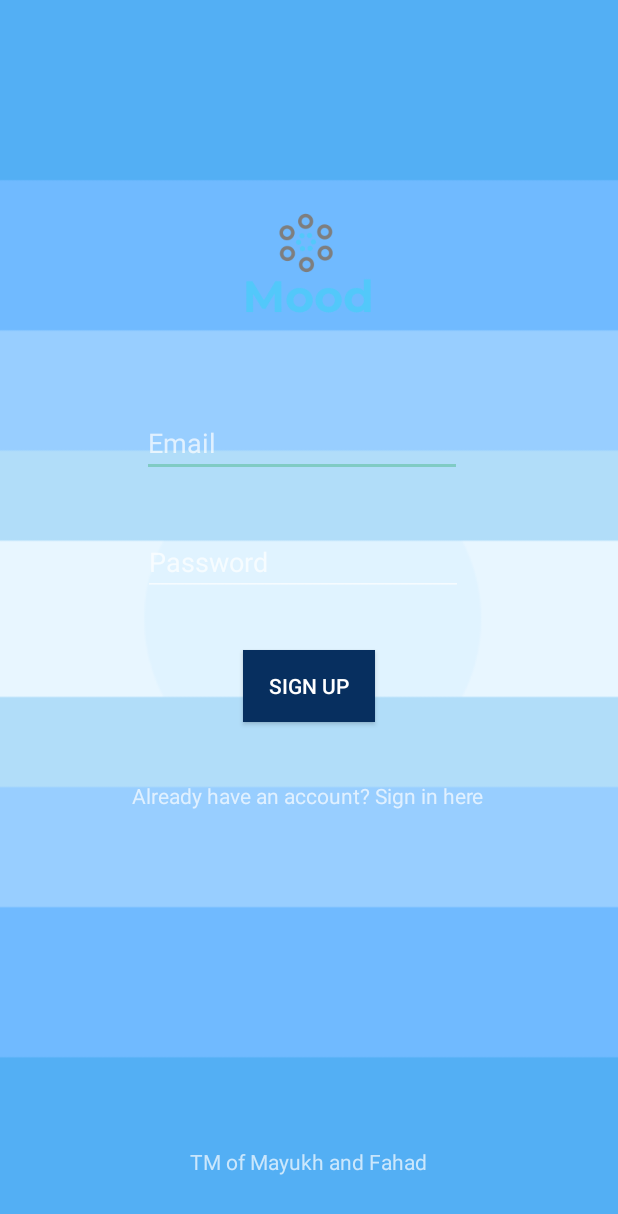
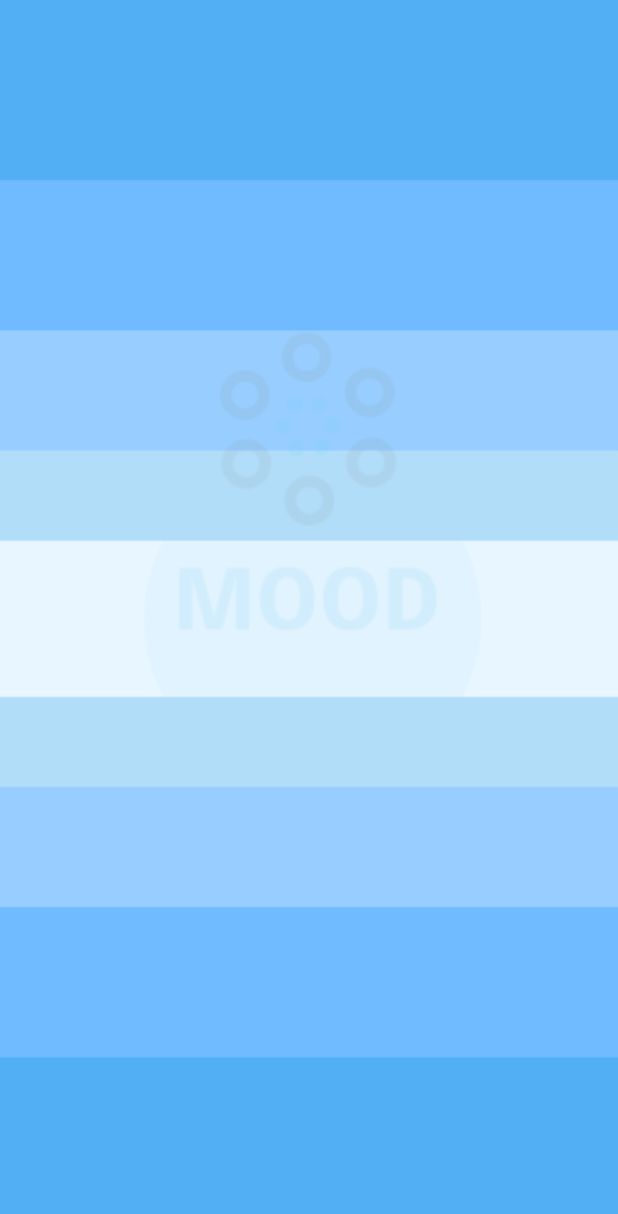
Before and after one commit to DJ-Striker/AccessDenied21, an Android app: the MainActivity screen opened directly, with no data from a screen before it, on a phone screen of 412 x 824 dp. Shown: the top 1214 px of the screen. Run offline under Robolectric (Android 15) with nearby library versions, the phone set to English and light mode, and no system bars.

Commit message:
fixed errors

```diff
--- a/app/src/main/AndroidManifest.xml
+++ b/app/src/main/AndroidManifest.xml
@@ -12,8 +12,10 @@
         <activity android:name=".ForgotPassword"></activity>
         <activity android:name=".HomeActivity" />
         <activity android:name=".ifhappy" />
+        <activity android:name=".sadmediummoodmain" />
         <activity android:name=".SignUp" />
         <activity android:name=".LoginActivity" />
+
         <activity android:name=".MainActivity">
             <intent-filter>
                 <action android:name="android.intent.action.MAIN" />
--- a/app/src/main/res/layout/activity_main.xml
+++ b/app/src/main/res/layout/activity_main.xml
@@ -3,101 +3,19 @@
     xmlns:app="http://schemas.android.com/apk/res-auto"
     xmlns:tools="http://schemas.android.com/tools"
     android:layout_width="match_parent"
+    android:layout_height="match_parent"
     android:background="@drawable/logo"
-    android:layout_height="match_parent"
     tools:context=".MainActivity">
 
-
-    <EditText
-        android:id="@+id/editTextTextEmailAddress"
-        android:layout_width="wrap_content"
-        android:layout_height="wrap_content"
-        android:layout_marginStart="97dp"
-        android:layout_marginLeft="97dp"
-        android:layout_marginTop="226dp"
-        android:layout_marginEnd="104dp"
-        android:layout_marginRight="104dp"
-        android:layout_marginBottom="460dp"
-        android:ems="10"
-        android:hint="Email"
-        android:inputType="textEmailAddress"
+    <ImageView
+        android:id="@+id/imageView9"
+        android:layout_width="252dp"
+        android:layout_height="298dp"
         app:layout_constraintBottom_toBottomOf="parent"
         app:layout_constraintEnd_toEndOf="parent"
-        app:layout_constraintHorizontal_bias="1.0"
-        app:layout_constraintStart_toStartOf="parent"
-        app:layout_constraintTop_toTopOf="parent" />
-
-    <EditText
-        android:id="@+id/editTextTextPassword"
-        android:layout_width="wrap_content"
-        android:layout_height="wrap_content"
-        android:layout_marginStart="98dp"
-        android:layout_marginLeft="98dp"
-        android:layout_marginTop="11dp"
-        android:layout_marginEnd="103dp"
-        android:layout_marginRight="103dp"
-        android:layout_marginBottom="404dp"
-        android:ems="10"
-        android:hint="Password"
-        android:inputType="textPassword"
-        app:layout_constraintBottom_toBottomOf="parent"
-        app:layout_constraintEnd_toEndOf="parent"
-        app:layout_constraintHorizontal_bias="1.0"
-        app:layout_constraintStart_toStartOf="parent"
-        app:layout_constraintTop_toBottomOf="@+id/editTextTextEmailAddress" />
-
-    <TextView
-        android:id="@+id/textView"
-        android:layout_width="wrap_content"
-        android:layout_height="wrap_content"
-        android:layout_marginBottom="284dp"
-        android:text="Already have an account? Sign in here"
-        app:layout_constraintBottom_toBottomOf="parent"
-        app:layout_constraintEnd_toEndOf="parent"
-        app:layout_constraintHorizontal_bias="0.497"
-        app:layout_constraintStart_toStartOf="parent" />
-
-    <Button
-        android:id="@+id/button"
-        android:layout_width="wrap_content"
-        android:layout_height="wrap_content"
-        android:background="#E8F6FF"
-        android:text="Sign Up"
-        app:backgroundTint="#072F5F"
-        app:layout_constraintBottom_toTopOf="@+id/textView"
-        app:layout_constraintEnd_toEndOf="parent"
-        app:layout_constraintStart_toStartOf="parent"
-        app:layout_constraintTop_toBottomOf="@+id/editTextTextPassword"
-        app:layout_constraintVertical_bias="0.482" />
-
-    <TextView
-        android:id="@+id/textView3"
-        android:layout_width="wrap_content"
-        android:layout_height="wrap_content"
-        android:layout_marginStart="118dp"
-        android:layout_marginLeft="118dp"
-        android:layout_marginEnd="118dp"
-        android:layout_marginRight="118dp"
-        android:layout_marginBottom="40dp"
-        android:text="TM of Mayukh and Fahad"
-        app:layout_constraintBottom_toBottomOf="parent"
-        app:layout_constraintEnd_toEndOf="parent"
-        app:layout_constraintHorizontal_bias="0.47"
-        app:layout_constraintStart_toStartOf="parent" />
-
-    <ImageView
-        android:id="@+id/imageView"
-        android:layout_width="146dp"
-        android:layout_height="92dp"
-        android:layout_marginStart="132dp"
-        android:layout_marginLeft="132dp"
-        android:layout_marginTop="106dp"
-        android:layout_marginEnd="133dp"
-        android:layout_marginRight="133dp"
-        android:layout_marginBottom="28dp"
-        app:layout_constraintBottom_toTopOf="@+id/editTextTextEmailAddress"
-        app:layout_constraintEnd_toEndOf="parent"
+        app:layout_constraintHorizontal_bias="0.496"
         app:layout_constraintStart_toStartOf="parent"
         app:layout_constraintTop_toTopOf="parent"
-        app:srcCompat="@drawable/landing_page" />
+        app:layout_constraintVertical_bias="0.318"
+        app:srcCompat="@drawable/title2" />
 </androidx.constraintlayout.widget.ConstraintLayout>
```
